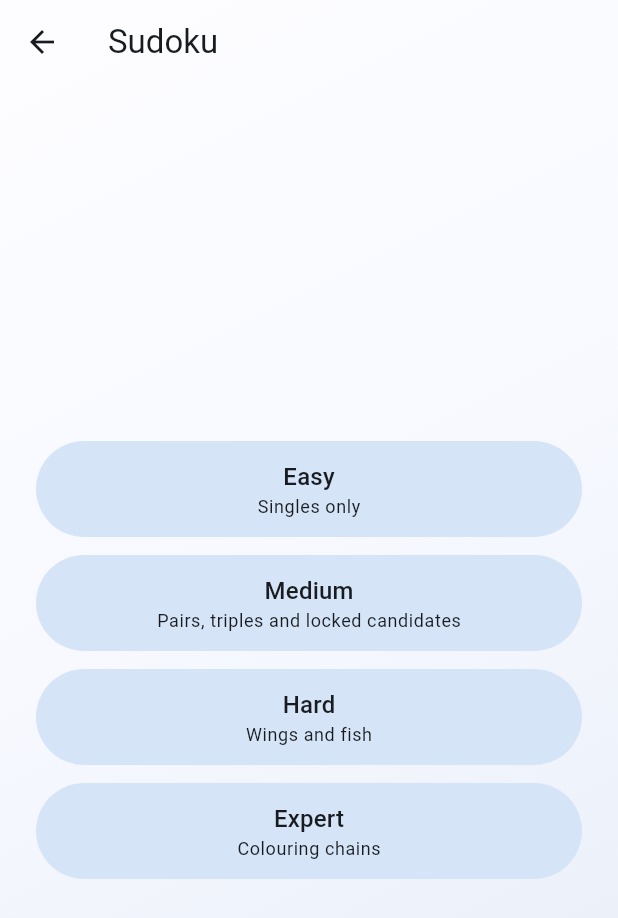
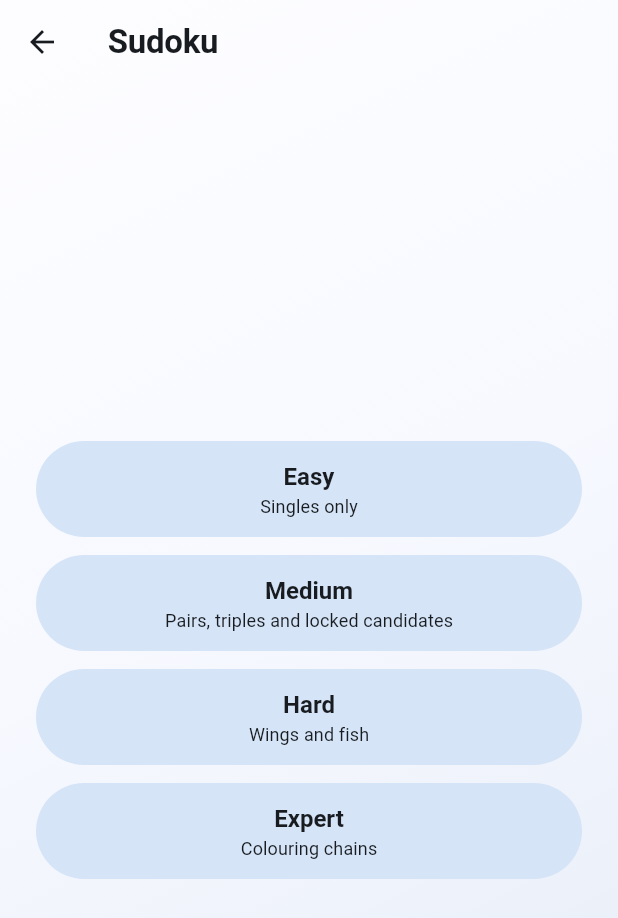
Before and after one commit to marcobonechi/actufree, a Flutter app: the screen it shows after launch, after a tap on "Sudoku", on a phone screen of 412 x 824 dp. Shown: the top 918 px of the screen. Run offline on Flutter 3.47's test engine with Material 3 defaults, Android fonts, the phone set to English and light mode, and no system bars; our stand-ins replace shared_preferences.

Commit message:
Set the type instead of accepting it
The app ships no font and should not: Android draws it in Roboto and iOS
in San Francisco, each right on its own platform. What was missing was
any decision about how that face is set.

Material's scale puts every display and headline size at regular weight,
so a screen's largest text carried no more emphasis than its body and the
hierarchy rested entirely on size — and it tracks those sizes at zero,
where large text wants tightening, since letters at 36pt sit further
apart optically than the same letters at 14pt. Display and headline sizes
now carry their weight and a little negative tracking.

Body sizes keep their weight and lose only a little tracking. Material's
positive tracking there is doing real work at small sizes and tightening
it would cost legibility for a look.

The score gets tabular figures. Proportional digits are drawn to their
own widths, so a score counting up shuffles sideways on every clear.

Co-Authored-By: Claude Opus 5 <noreply@anthropic.com>

```diff
--- a/puzzles/packages/puzzle_kit/lib/src/theme.dart
+++ b/puzzles/packages/puzzle_kit/lib/src/theme.dart
@@ -12,7 +12,7 @@ ThemeData buildTheme({
   List<ThemeExtension<dynamic>> extensions =
       const <ThemeExtension<dynamic>>[],
 }) {
-  return ThemeData(
+  final base = ThemeData(
     colorScheme: ColorScheme.fromSeed(
       seedColor: seedColor,
       brightness: brightness,
@@ -30,7 +30,61 @@ ThemeData buildTheme({
       scrolledUnderElevation: 0,
     ),
   );
+  // Tuned from the resolved theme rather than passed in, so it is applied on
+  // top of whichever face the platform supplies.
+  return base.copyWith(textTheme: tunedTextTheme(base.textTheme));
 }
+
+/// [base] with a hand set weight and tracking.
+///
+/// The app ships no font of its own — Android draws it in Roboto and iOS in
+/// San Francisco, each of which is the right thing on its own platform. What
+/// it can do is choose how that face is *set*, and that is most of what
+/// separates typography somebody picked from typography nobody touched.
+///
+/// Two changes, both aimed at the same tell. Material's scale sets every
+/// display and headline size at regular weight, so a screen's largest text
+/// carries no more emphasis than its body text and the hierarchy has to be
+/// done entirely with size. And it tracks those sizes at zero, where large
+/// text wants tightening — letters set at 36pt sit further apart, optically,
+/// than the same letters at 14pt.
+///
+/// Body sizes keep their weight and lose only a little of their tracking:
+/// Material's positive tracking there is doing real work at small sizes, and
+/// tightening it would cost legibility for a look.
+TextTheme tunedTextTheme(TextTheme base) {
+  TextStyle? weigh(TextStyle? style, FontWeight weight, double tracking) =>
+      style?.copyWith(fontWeight: weight, letterSpacing: tracking);
+
+  return base.copyWith(
+    displayLarge: weigh(base.displayLarge, FontWeight.w700, -1),
+    displayMedium: weigh(base.displayMedium, FontWeight.w700, -0.8),
+    displaySmall: weigh(base.displaySmall, FontWeight.w700, -0.6),
+    headlineLarge: weigh(base.headlineLarge, FontWeight.w600, -0.5),
+    headlineMedium: weigh(base.headlineMedium, FontWeight.w600, -0.4),
+    headlineSmall: weigh(base.headlineSmall, FontWeight.w600, -0.3),
+    titleLarge: weigh(base.titleLarge, FontWeight.w600, -0.2),
+    titleMedium: weigh(base.titleMedium, FontWeight.w600, 0),
+    titleSmall: weigh(base.titleSmall, FontWeight.w600, 0),
+    labelLarge: weigh(base.labelLarge, FontWeight.w600, 0),
+    labelMedium: weigh(base.labelMedium, FontWeight.w600, 0.2),
+    labelSmall: weigh(base.labelSmall, FontWeight.w600, 0.2),
+    bodyLarge: base.bodyLarge?.copyWith(letterSpacing: 0.1),
+    bodyMedium: base.bodyMedium?.copyWith(letterSpacing: 0.1),
+    bodySmall: base.bodySmall?.copyWith(letterSpacing: 0.1),
+  );
+}
+
+/// Digits that hold their width, whatever digits they are.
+///
+/// For a number that changes while the player is looking at it. Proportional
+/// figures are drawn to their own widths — a 1 is narrower than a 0 — so a
+/// score counting up shuffles sideways on every clear, and a column of counts
+/// under a number pad fails to line up. Both Roboto and San Francisco carry
+/// the tabular set; this asks for it.
+TextStyle? tabularFigures(TextStyle? style) => style?.copyWith(
+      fontFeatures: const <FontFeature>[FontFeature.tabularFigures()],
+    );
 
 /// The wash that sits behind every screen.
 ///
```
Also changed, not shown: puzzles/app/lib/blockblast/block_screen.dart (+10 -6 lines).
